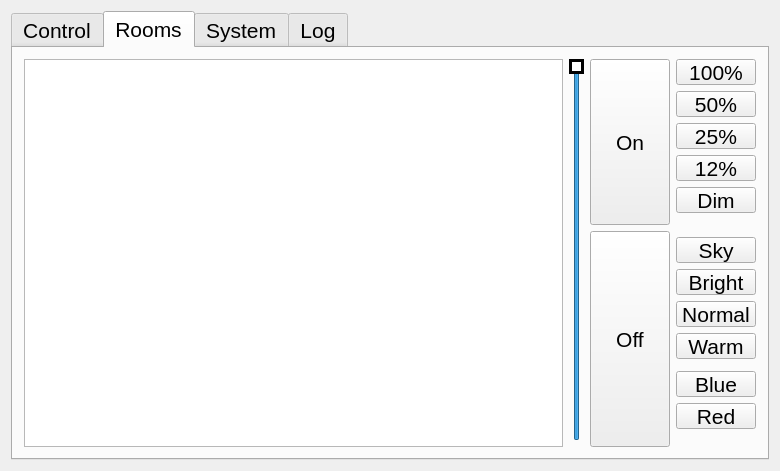
First picture: the form in widget.ui, repository paulkappler/HomeGUI, before the edit.
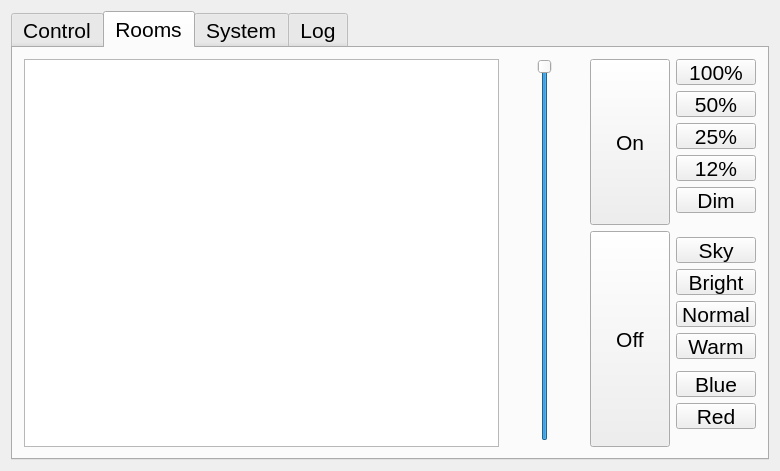
Second picture: the form after the edit.

Commit message: expand scroll bar

Diff of the .ui file:
```diff
--- a/widget.ui
+++ b/widget.ui
@@ -248,6 +248,12 @@
       <layout class="QGridLayout" name="gridLayout_5">
        <item row="1" column="0" rowspan="18">
         <widget class="QListWidget" name="listWidgetRoom">
+         <property name="sizePolicy">
+          <sizepolicy hsizetype="Expanding" vsizetype="Expanding">
+           <horstretch>6</horstretch>
+           <verstretch>0</verstretch>
+          </sizepolicy>
+         </property>
          <property name="font">
           <font>
            <pointsize>16</pointsize>
@@ -360,15 +366,11 @@
        </item>
        <item row="1" column="1" rowspan="17">
         <widget class="QSlider" name="verticalSlider">
-         <property name="styleSheet">
-          <string notr="true">QSlider::handle
-{
-    background: white;
-    border: 3px solid black;
-    width: 60px; // **Change the width here**
-    margin: -30px 0;
-}
-</string>
+         <property name="sizePolicy">
+          <sizepolicy hsizetype="MinimumExpanding" vsizetype="Expanding">
+           <horstretch>1</horstretch>
+           <verstretch>0</verstretch>
+          </sizepolicy>
          </property>
          <property name="minimum">
           <number>0</number>
```
